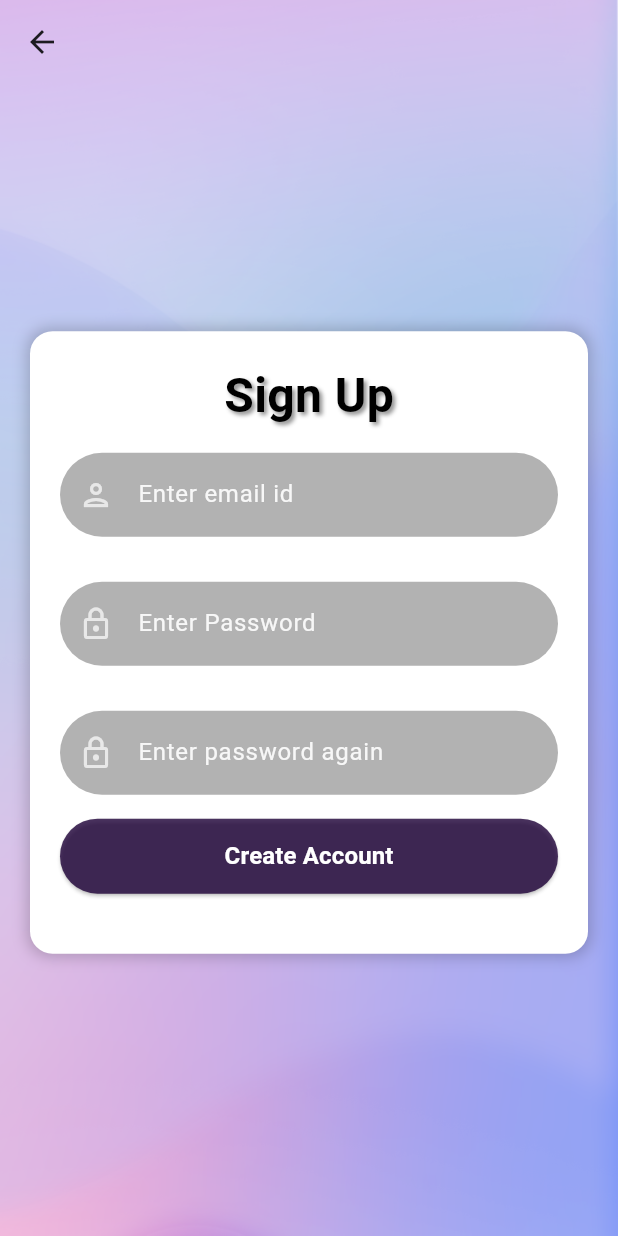
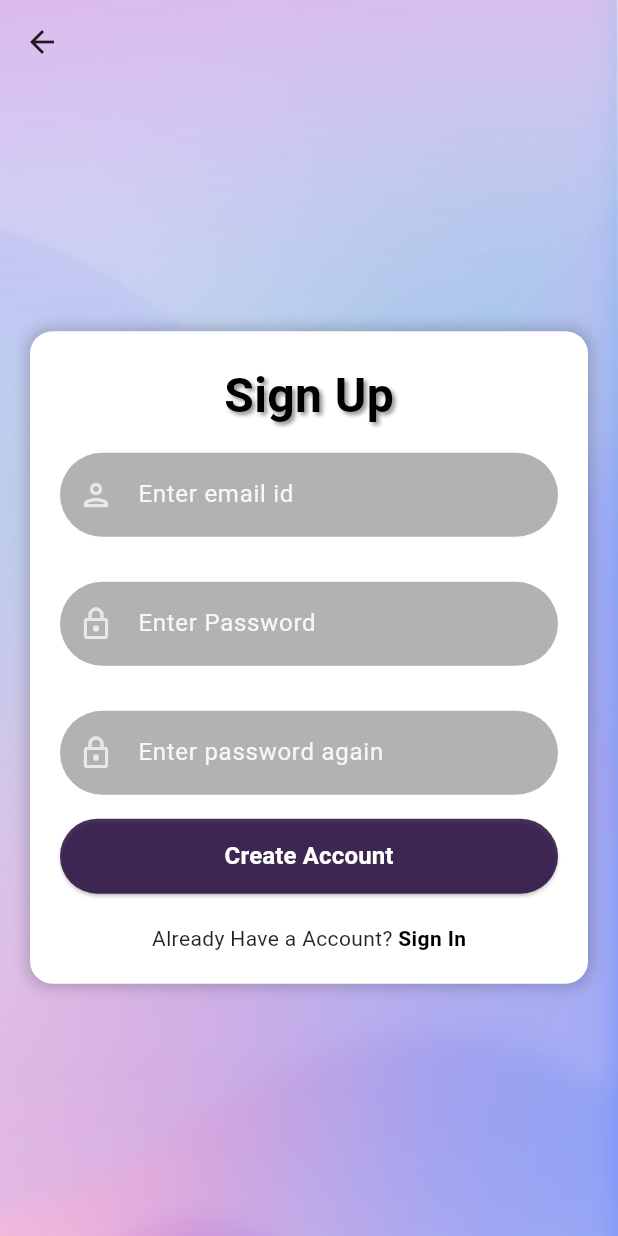
Before and after one commit to anishtupe/cuisine_decider, a Flutter app: the screen it shows after launch, after a tap on "Sign Up", on a phone screen of 412 x 824 dp. Run offline on Flutter 3.47's test engine with Material 3 defaults, Android fonts, the phone set to English and light mode, and no system bars; our stand-ins replace firebase_auth, firebase_core; accounts and stored records are empty; network calls fail.

Commit message:
added sign in and signup page jump buttons

```diff
--- a/lib/screens/signup_screen.dart
+++ b/lib/screens/signup_screen.dart
@@ -1,4 +1,5 @@
 import 'package:cuisine_decider/screens/home_screen.dart';
+import 'package:cuisine_decider/screens/signin_screen.dart';
 import 'package:cuisine_decider/widgets/custom_scaffold.dart';
 import 'package:cuisine_decider/widgets/reusablebutton.dart';
 import 'package:cuisine_decider/widgets/reusabletext.dart';
@@ -84,9 +85,30 @@ class _signupscreenState extends State<signupscreen> {
                 showError(context, "error ${error.toString()}");
               });
             }),
+            Signinoption()
           ],
         ),
       ),
     )));
   }
+
+  Row Signinoption() {
+    return Row(
+      mainAxisAlignment: MainAxisAlignment.center,
+      children: [
+        const Text("Already Have a Account? ",
+            style: TextStyle(color: Colors.black87)),
+        GestureDetector(
+          onTap: () {
+            Navigator.push(context as BuildContext,
+                MaterialPageRoute(builder: (context) => signinscreen()));
+          },
+          child: const Text(
+            "Sign In",
+            style: TextStyle(color: Colors.black, fontWeight: FontWeight.bold),
+          ),
+        )
+      ],
+    );
+  }
 }
```
Also changed, not shown: lib/screens/signin_screen.dart (+23 -1 lines).
